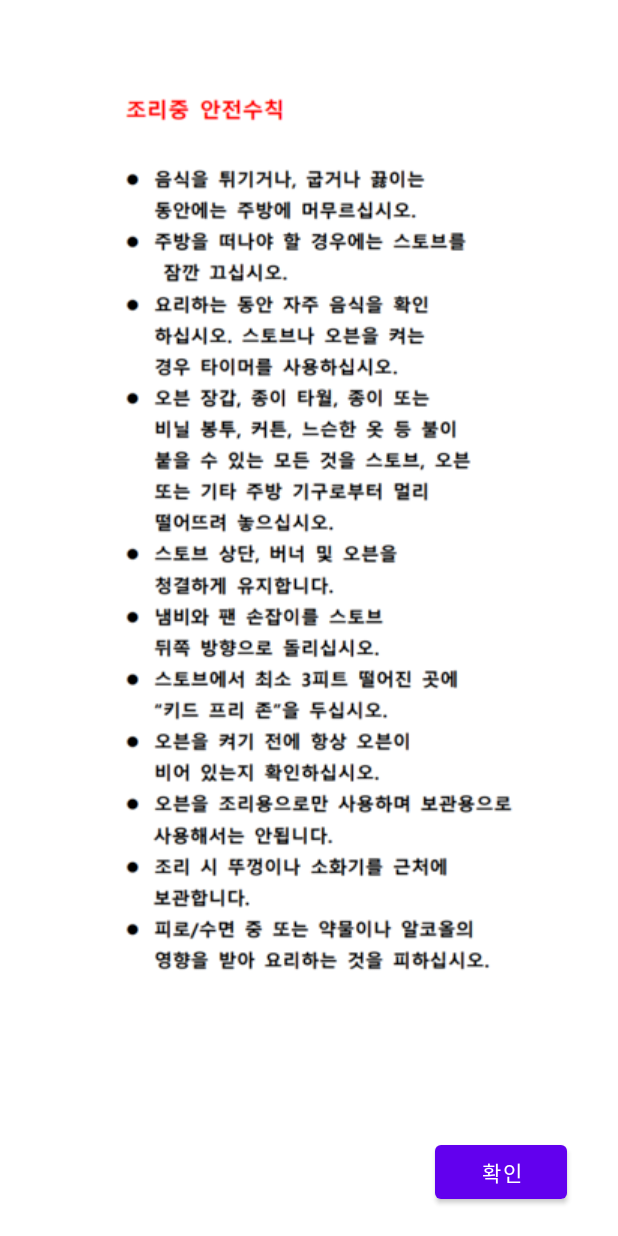
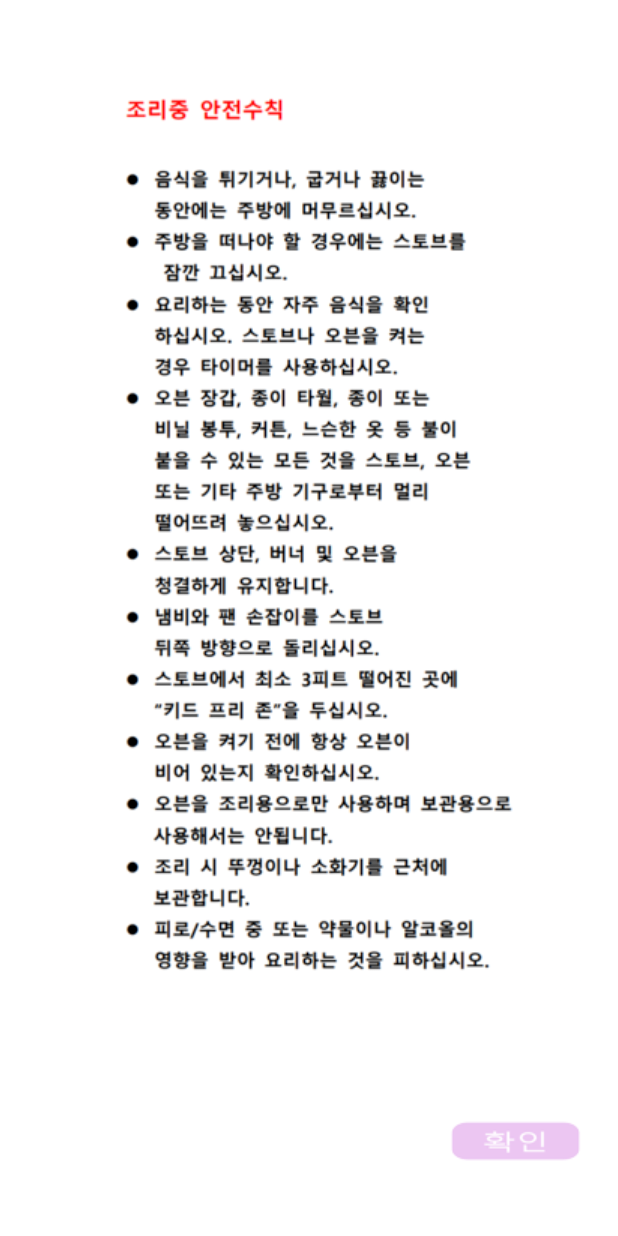
Before and after one commit to juwon98999/AudioRecipe, an Android app: the Sign1 screen opened directly, with no data from a screen before it, on a phone screen of 412 x 824 dp. Run offline under Robolectric (Android 15) with nearby library versions, the phone set to English and light mode, and no system bars.

Commit message:
누락된 이미지 추가완료

```diff
--- a/app/src/main/java/com/example/audiorecipe/Sign1.java
+++ b/app/src/main/java/com/example/audiorecipe/Sign1.java
@@ -5,6 +5,7 @@ import android.content.Intent;
 import android.os.Bundle;
 import android.view.View;
 import android.widget.Button;
+import android.widget.ImageButton;
 
 import com.example.audiorecipe.Recipe.RecipeMusic;
 
@@ -13,7 +14,7 @@ import androidx.appcompat.app.AppCompatActivity;
 
 public class Sign1 extends AppCompatActivity {
 
-    Button agreeBtn;
+    ImageButton agreeBtn;
 
     @Override
     protected void onCreate(Bundle savedInstanceState){
@@ -23,7 +24,7 @@ public class Sign1 extends AppCompatActivity {
         actionBar.hide();
 
 
-        agreeBtn = (Button) findViewById(R.id.okbtn);
+        agreeBtn = (ImageButton) findViewById(R.id.okbtn);
 
         agreeBtn.setOnClickListener(new View.OnClickListener() {
             @Override
--- a/app/src/main/java/com/example/audiorecipe/Sign2.java
+++ b/app/src/main/java/com/example/audiorecipe/Sign2.java
@@ -4,6 +4,7 @@ import android.content.Intent;
 import android.os.Bundle;
 import android.view.View;
 import android.widget.Button;
+import android.widget.ImageButton;
 
 import com.example.audiorecipe.Recipe.Remen;
 
@@ -12,7 +13,7 @@ import androidx.appcompat.app.AppCompatActivity;
 
 public class Sign2 extends AppCompatActivity {
 
-    Button agreeBtn2;
+    ImageButton agreeBtn2;
 
     @Override
     protected void onCreate(Bundle savedInstanceState){
@@ -22,7 +23,7 @@ public class Sign2 extends AppCompatActivity {
         actionBar.hide();
 
 
-        agreeBtn2 = (Button) findViewById(R.id.okbtn2);
+        agreeBtn2 = (ImageButton) findViewById(R.id.okbtn2);
 
         agreeBtn2.setOnClickListener(new View.OnClickListener() {
             @Override
--- a/app/src/main/java/com/example/audiorecipe/Sign3.java
+++ b/app/src/main/java/com/example/audiorecipe/Sign3.java
@@ -4,6 +4,7 @@ import android.content.Intent;
 import android.os.Bundle;
 import android.view.View;
 import android.widget.Button;
+import android.widget.ImageButton;
 
 import com.example.audiorecipe.Recipe.Duruchigi;
 
@@ -12,7 +13,7 @@ import androidx.appcompat.app.AppCompatActivity;
 
 public class Sign3 extends AppCompatActivity {
 
-    Button agreeBtn3;
+    ImageButton agreeBtn3;
 
     @Override
     protected void onCreate(Bundle savedInstanceState){
@@ -22,7 +23,7 @@ public class Sign3 extends AppCompatActivity {
         actionBar.hide();
 
 
-        agreeBtn3 = (Button) findViewById(R.id.okbtn3);
+        agreeBtn3 = (ImageButton) findViewById(R.id.okbtn3);
 
         agreeBtn3.setOnClickListener(new View.OnClickListener() {
             @Override
--- a/app/src/main/res/layout/sign1.xml
+++ b/app/src/main/res/layout/sign1.xml
@@ -17,15 +17,17 @@
         app:layout_constraintVertical_bias="0.197"
         app:srcCompat="@drawable/sign" />
 
-    <Button
+    <ImageButton
         android:id="@+id/okbtn"
         android:layout_width="wrap_content"
         android:layout_height="wrap_content"
-        android:text="확인"
+        android:background="@color/white"
         app:layout_constraintBottom_toBottomOf="parent"
         app:layout_constraintEnd_toEndOf="parent"
-        app:layout_constraintHorizontal_bias="0.896"
+        app:layout_constraintHorizontal_bias="0.928"
         app:layout_constraintStart_toStartOf="parent"
         app:layout_constraintTop_toTopOf="parent"
-        app:layout_constraintVertical_bias="0.976" />
+        app:layout_constraintVertical_bias="0.956"
+        app:srcCompat="@drawable/nextsign" />
+
 </androidx.constraintlayout.widget.ConstraintLayout>
```
Also changed, not shown: app/src/main/res/layout/sign2.xml (+5 -4 lines), app/src/main/res/layout/sign3.xml (+6 -4 lines), app/src/main/res/drawable/nextsign.png (added), 1 other file.
